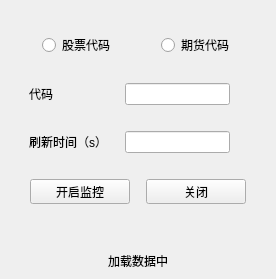
Above: MainWindow.ui from Aiopr-bits/StockFuturesMonitor before the change. Below: the same form after it.
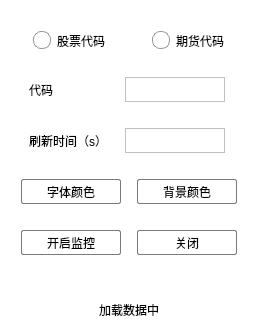
That is the form after the change. Icons and pictures are not drawn.

Commit message: feat:添加背景颜色和字体颜色的设置，美化了界面

Diff of the .ui file:
```diff
--- a/MainWindow.ui
+++ b/MainWindow.ui
@@ -6,8 +6,8 @@
    <rect>
     <x>0</x>
     <y>0</y>
-    <width>276</width>
-    <height>279</height>
+    <width>258</width>
+    <height>328</height>
    </rect>
   </property>
   <property name="windowTitle">
@@ -17,6 +17,9 @@
    <iconset>
     <normaloff>res/icon.jpg</normaloff>res/icon.jpg</iconset>
   </property>
+  <property name="styleSheet">
+   <string notr="true">QWidget { background-color: rgb(255, 255, 255);}</string>
+  </property>
   <layout class="QGridLayout" name="gridLayout_4">
    <property name="leftMargin">
     <number>0</number>
@@ -67,9 +70,32 @@
             </item>
             <item>
              <widget class="QRadioButton" name="radioButton">
+              <property name="styleSheet">
+               <string notr="true">
+
+QRadioButton::indicator {
+    width: 16px;
+    height: 16px;
+    border: 1px solid rgb(150, 150, 150);
+    background: rgb(255, 255, 255);
+    border-radius: 8px; /* 设置为圆形 */
+}
+
+QRadioButton::indicator:hover {
+    background: rgb(242, 242, 242);
+}
+
+QRadioButton::indicator:checked {
+    image: url(./res/radioButton.png);
+    border-radius: 8px; /* 确保选中状态也为圆形 */
+}</string>
+              </property>
               <property name="text">
                <string>股票代码</string>
               </property>
+              <property name="checked">
+               <bool>true</bool>
+              </property>
              </widget>
             </item>
             <item>
@@ -90,6 +116,26 @@
             </item>
             <item>
              <widget class="QRadioButton" name="radioButton_2">
+              <property name="styleSheet">
+               <string notr="true">
+
+QRadioButton::indicator {
+    width: 16px;
+    height: 16px;
+    border: 1px solid rgb(150, 150, 150);
+    background: rgb(255, 255, 255);
+    border-radius: 8px; /* 设置为圆形 */
+}
+
+QRadioButton::indicator:hover {
+    background: rgb(242, 242, 242);
+}
+
+QRadioButton::indicator:checked {
+    image: url(./res/radioButton.png);
+    border-radius: 8px; /* 确保选中状态也为圆形 */
+}</string>
+              </property>
               <property name="text">
                <string>期货代码</string>
               </property>
@@ -180,7 +226,29 @@
              </spacer>
             </item>
             <item>
-             <widget class="QLineEdit" name="lineEdit"/>
+             <widget class="QLineEdit" name="lineEdit">
+              <property name="minimumSize">
+               <size>
+                <width>100</width>
+                <height>25</height>
+               </size>
+              </property>
+              <property name="maximumSize">
+               <size>
+                <width>100</width>
+                <height>25</height>
+               </size>
+              </property>
+              <property name="styleSheet">
+               <string notr="true">QLineEdit {
+    border: 1px solid rgb(192, 192, 192); /* 默认边框颜色 */
+}
+QLineEdit:focus {
+    border: 1px solid rgb(50, 170, 233); /* 焦点时的边框颜色 */
+    outline: none;                       /* 移除默认虚线框 */
+}</string>
+              </property>
+             </widget>
             </item>
             <item>
              <spacer name="horizontalSpacer_6">
@@ -261,7 +329,29 @@
              </spacer>
             </item>
             <item>
-             <widget class="QLineEdit" name="lineEdit_2"/>
+             <widget class="QLineEdit" name="lineEdit_2">
+              <property name="minimumSize">
+               <size>
+                <width>100</width>
+                <height>25</height>
+               </size>
+              </property>
+              <property name="maximumSize">
+               <size>
+                <width>100</width>
+                <height>25</height>
+               </size>
+              </property>
+              <property name="styleSheet">
+               <string notr="true">QLineEdit {
+    border: 1px solid rgb(192, 192, 192); /* 默认边框颜色 */
+}
+QLineEdit:focus {
+    border: 1px solid rgb(50, 170, 233); /* 焦点时的边框颜色 */
+    outline: none;                       /* 移除默认虚线框 */
+}</string>
+              </property>
+             </widget>
             </item>
             <item>
              <spacer name="horizontalSpacer_9">
@@ -294,6 +384,138 @@
             </property>
            </spacer>
           </item>
+          <item>
+           <layout class="QHBoxLayout" name="horizontalLayout_5">
+            <item>
+             <spacer name="horizontalSpacer_13">
+              <property name="orientation">
+               <enum>Qt::Horizontal</enum>
+              </property>
+              <property name="sizeHint" stdset="0">
+               <size>
+                <width>40</width>
+                <height>20</height>
+               </size>
+              </property>
+             </spacer>
+            </item>
+            <item>
+             <widget class="QPushButton" name="pushButton_4">
+              <property name="minimumSize">
+               <size>
+                <width>100</width>
+                <height>25</height>
+               </size>
+              </property>
+              <property name="maximumSize">
+               <size>
+                <width>100</width>
+                <height>25</height>
+               </size>
+              </property>
+              <property name="styleSheet">
+               <string notr="true">QPushButton {
+    background-color: rgb(255, 255, 255); /* 背景色 */
+    border: 1px solid rgb(122, 122, 122); /* 边框色 */
+    border-radius: 2px; /* 圆润边框 */
+}
+
+QPushButton:hover {
+    background-color: rgb(242, 242, 242); /* 鼠标悬浮背景色 */
+}
+
+QPushButton:pressed {
+    background-color: rgb(235, 235, 235); /* 鼠标点击背景色 */
+}
+</string>
+              </property>
+              <property name="text">
+               <string>字体颜色</string>
+              </property>
+             </widget>
+            </item>
+            <item>
+             <spacer name="horizontalSpacer_14">
+              <property name="orientation">
+               <enum>Qt::Horizontal</enum>
+              </property>
+              <property name="sizeType">
+               <enum>QSizePolicy::Fixed</enum>
+              </property>
+              <property name="sizeHint" stdset="0">
+               <size>
+                <width>10</width>
+                <height>20</height>
+               </size>
+              </property>
+             </spacer>
+            </item>
+            <item>
+             <widget class="QPushButton" name="pushButton_3">
+              <property name="minimumSize">
+               <size>
+                <width>100</width>
+                <height>25</height>
+               </size>
+              </property>
+              <property name="maximumSize">
+               <size>
+                <width>100</width>
+                <height>25</height>
+               </size>
+              </property>
+              <property name="styleSheet">
+               <string notr="true">QPushButton {
+    background-color: rgb(255, 255, 255); /* 背景色 */
+    border: 1px solid rgb(122, 122, 122); /* 边框色 */
+    border-radius: 2px; /* 圆润边框 */
+}
+
+QPushButton:hover {
+    background-color: rgb(242, 242, 242); /* 鼠标悬浮背景色 */
+}
+
+QPushButton:pressed {
+    background-color: rgb(235, 235, 235); /* 鼠标点击背景色 */
+}
+</string>
+              </property>
+              <property name="text">
+               <string>背景颜色</string>
+              </property>
+             </widget>
+            </item>
+            <item>
+             <spacer name="horizontalSpacer_15">
+              <property name="orientation">
+               <enum>Qt::Horizontal</enum>
+              </property>
+              <property name="sizeHint" stdset="0">
+               <size>
+                <width>40</width>
+                <height>20</height>
+               </size>
+              </property>
+             </spacer>
+            </item>
+           </layout>
+          </item>
+          <item>
+           <spacer name="verticalSpacer_6">
+            <property name="orientation">
+             <enum>Qt::Vertical</enum>
+            </property>
+            <property name="sizeType">
+             <enum>QSizePolicy::Fixed</enum>
+            </property>
+            <property name="sizeHint" stdset="0">
+             <size>
+              <width>20</width>
+              <height>20</height>
+             </size>
+            </property>
+           </spacer>
+          </item>
           <item>
            <layout class="QHBoxLayout" name="horizontalLayout_2">
             <item>
@@ -323,6 +545,22 @@
                 <height>25</height>
                </size>
               </property>
+              <property name="styleSheet">
+               <string notr="true">QPushButton {
+    background-color: rgb(255, 255, 255); /* 背景色 */
+    border: 1px solid rgb(122, 122, 122); /* 边框色 */
+    border-radius: 2px; /* 圆润边框 */
+}
+
+QPushButton:hover {
+    background-color: rgb(242, 242, 242); /* 鼠标悬浮背景色 */
+}
+
+QPushButton:pressed {
+    background-color: rgb(235, 235, 235); /* 鼠标点击背景色 */
+}
+</string>
+              </property>
               <property name="text">
                <string>开启监控</string>
               </property>
@@ -358,6 +596,22 @@
                 <height>25</height>
                </size>
               </property>
+              <property name="styleSheet">
+               <string notr="true">QPushButton {
+    background-color: rgb(255, 255, 255); /* 背景色 */
+    border: 1px solid rgb(122, 122, 122); /* 边框色 */
+    border-radius: 2px; /* 圆润边框 */
+}
+
+QPushButton:hover {
+    background-color: rgb(242, 242, 242); /* 鼠标悬浮背景色 */
+}
+
+QPushButton:pressed {
+    background-color: rgb(235, 235, 235); /* 鼠标点击背景色 */
+}
+</string>
+              </property>
               <property name="text">
                <string>关闭</string>
               </property>
```
The commit also changes 2 other files.
